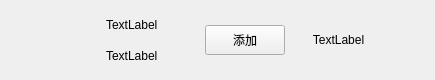
First picture: the form in chat/applyfrienditem.ui, repository wihuwi/chat, before the edit.
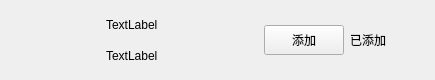
Second picture: the form after the edit. Custom widgets are drawn as their Qt base class.

```diff
--- a/chat/applyfrienditem.ui
+++ b/chat/applyfrienditem.ui
@@ -114,6 +114,19 @@
         </layout>
        </widget>
       </item>
+      <item>
+       <spacer name="horizontalSpacer_3">
+        <property name="orientation">
+         <enum>Qt::Orientation::Horizontal</enum>
+        </property>
+        <property name="sizeHint" stdset="0">
+         <size>
+          <width>40</width>
+          <height>20</height>
+         </size>
+        </property>
+       </spacer>
+      </item>
       <item>
        <widget class="ClickedBtn" name="addBtn">
         <property name="minimumSize">
@@ -142,7 +155,7 @@
          </size>
         </property>
         <property name="text">
-         <string>TextLabel</string>
+         <string>已添加</string>
         </property>
         <property name="alignment">
          <set>Qt::AlignmentFlag::AlignCenter</set>
```
Left out of the diff: 2 changed lines with no effect on the pictures.
